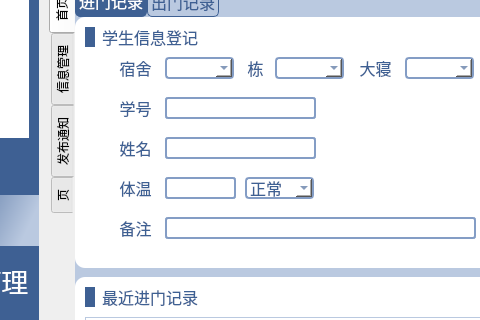
Before: the Qt Designer form aunt.ui in wo16pao/MS, drawn with Qt 5; both pictures show x 91 to 571 and y 85 to 405 of the 1101 by 605 pixel window.
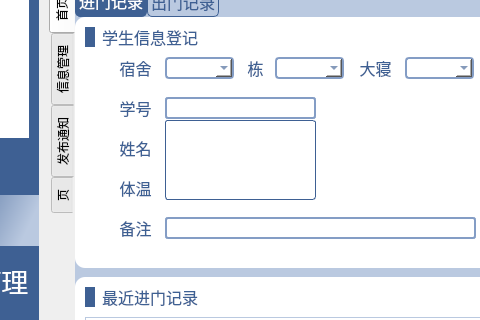
After: the same form once the commit is applied. Icons and pictures are not drawn. Custom widgets are drawn as their Qt base class.

```diff
--- a/aunt.ui
+++ b/aunt.ui
@@ -1390,6 +1390,31 @@
           <set>Qt::AlignRight|Qt::AlignTrailing|Qt::AlignVCenter</set>
          </property>
         </widget>
+        <widget class="QListWidget" name="listWidget">
+         <property name="geometry">
+          <rect>
+           <x>90</x>
+           <y>103</y>
+           <width>151</width>
+           <height>80</height>
+          </rect>
+         </property>
+         <property name="font">
+          <font>
+           <family>黑体</family>
+           <pointsize>12</pointsize>
+          </font>
+         </property>
+         <property name="mouseTracking">
+          <bool>true</bool>
+         </property>
+         <property name="styleSheet">
+          <string notr="true">border-radius:3px;
+border:1px solid #3e6093;
+background:#ffffff;
+color:#3e6093;</string>
+         </property>
+        </widget>
        </widget>
        <widget class="QWidget" name="widget_11" native="true">
         <property name="geometry">
```
Left out of the diff: 25 changed lines with no effect on the pictures.
